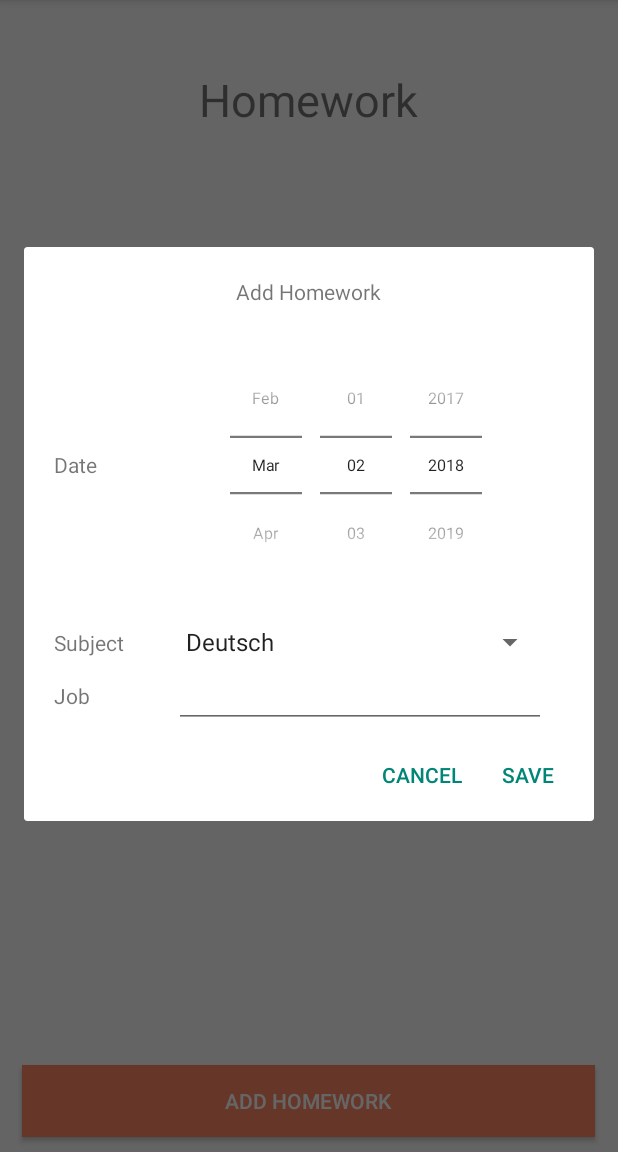
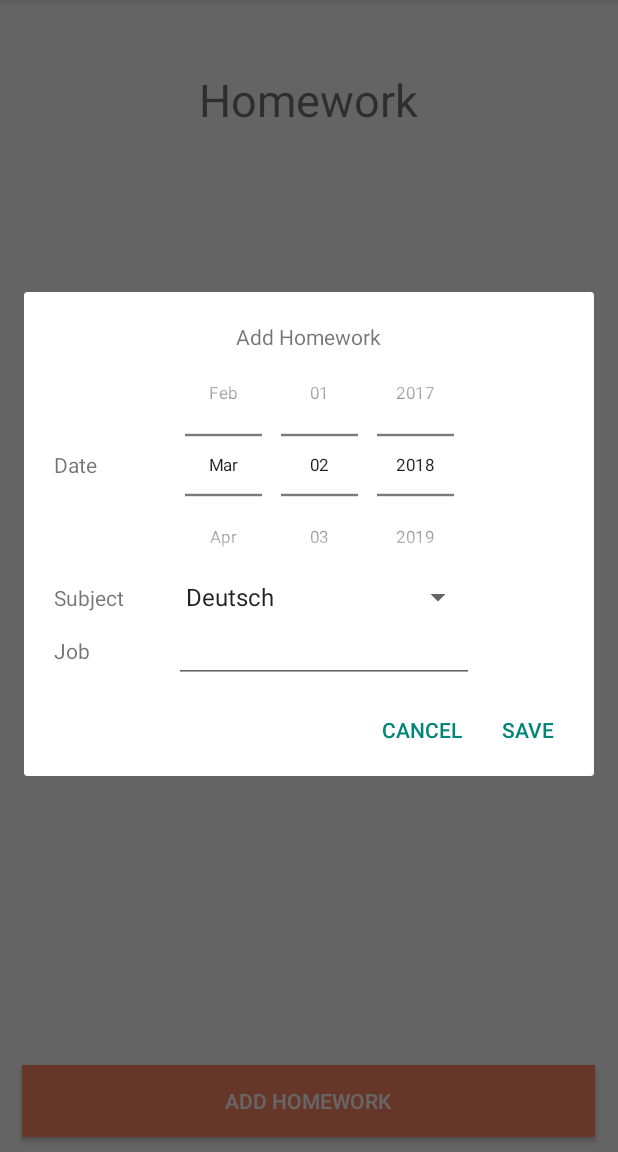
Before and after one commit to Dan6erbond/SchoolHelper, an Android app: the fragment HomeworkFragment placed in its activity, after a tap on "ADD HOMEWORK", on a phone screen of 412 x 824 dp, the part 84-1236 px from its top. Run offline under Robolectric (Android 15) with nearby library versions, the phone set to English and light mode, and no system bars.

Commit message:
v5.4
Layout enhancements

```diff
--- a/SchoolHelper/app/build.gradle
+++ b/SchoolHelper/app/build.gradle
@@ -6,8 +6,8 @@ android {
         applicationId "com.dan6erbond.schoolhelper"
         minSdkVersion 14
         targetSdkVersion 23
-        versionCode 15
-        versionName "5.3"
+        versionCode 16
+        versionName "5.4"
         testInstrumentationRunner "android.support.test.runner.AndroidJUnitRunner"
     }
     buildTypes {
--- a/SchoolHelper/app/src/main/res/layout/dialog_add_homework.xml
+++ b/SchoolHelper/app/src/main/res/layout/dialog_add_homework.xml
@@ -41,19 +41,19 @@
                 android:minWidth="200dp" />-->
 
             <DatePicker
-                android:layout_margin="0dp"
-                android:padding="0dp"
                 android:theme="@android:style/Widget.DeviceDefault.DatePicker"
                 android:id="@+id/dialog_add_homework_date"
-                android:datePickerMode="spinner"
                 android:layout_width="wrap_content"
                 android:layout_height="wrap_content"
-                android:layout_gravity="left"
-                android:scaleX=".75"
-                android:scaleY=".75"
+                android:datePickerMode="spinner"
                 android:minDate="01/01/2000"
                 android:calendarViewShown="false"
-                android:minWidth="200dp"/>
+                android:scaleX="0.8"
+                android:scaleY="0.8"
+                android:layout_marginLeft="-50dp"
+                android:layout_marginTop="-30dp"
+                android:layout_marginRight="-50dp"
+                android:layout_marginBottom="-30dp"/>
         </TableRow>
 
         <TableRow
```
Also changed, not shown: 32 other files.
